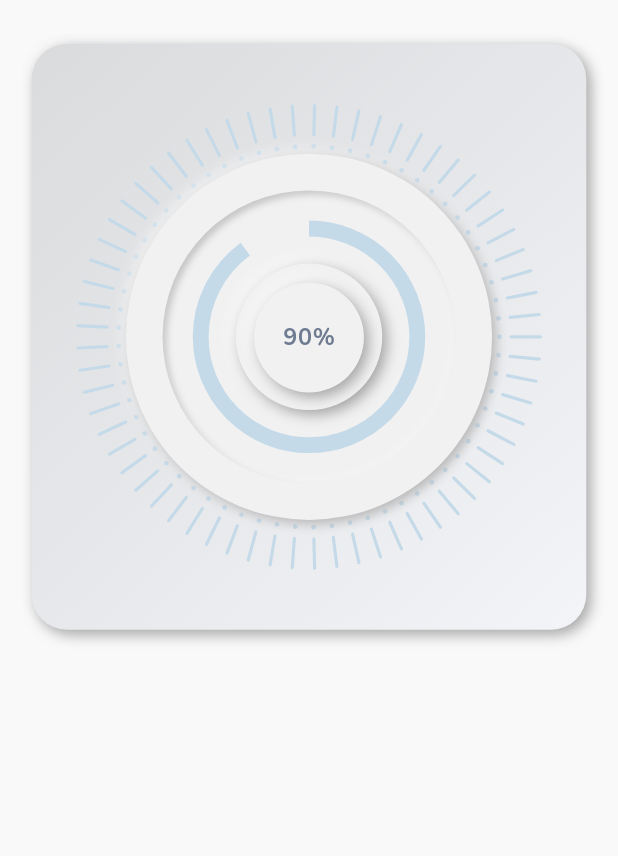
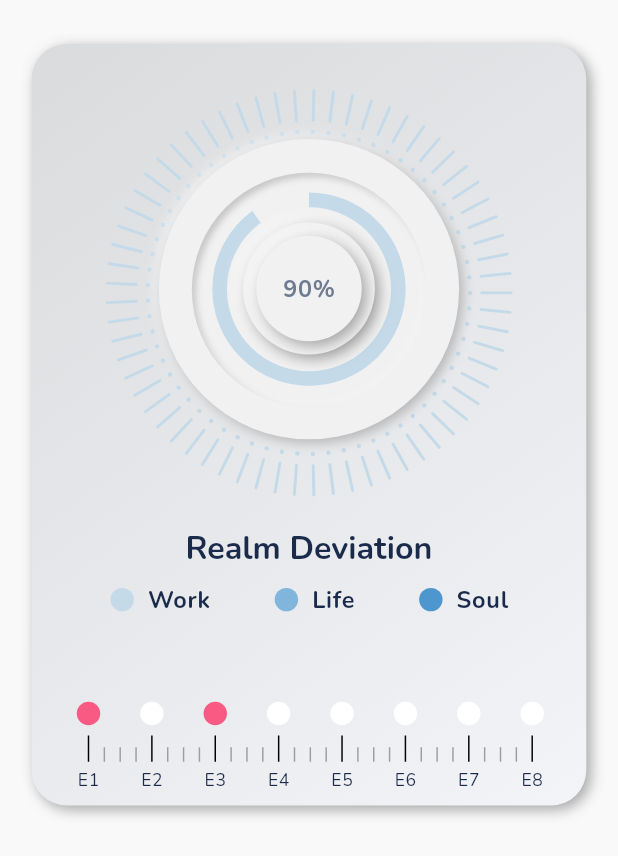
Before and after one commit to iamdanishm/_29035f, a Flutter app: the screen it shows after launch, on a phone screen of 412 x 824 dp. Shown: the top 856 px of the screen. Run offline on Flutter 3.47's test engine with Material 3 defaults, Android fonts, the phone set to English and light mode, and no system bars; our stand-ins replace country_code_picker, flutter_neumorphic_plus, flutter_riverpod, flutter_screenutil, go_router, google_fonts.

```diff
--- a/lib/screens/home/home.dart
+++ b/lib/screens/home/home.dart
@@ -1,5 +1,6 @@
 import 'package:_29035f/providers/animation_provider/progress_notifier.dart';
 import 'package:_29035f/utils/app_colors.dart';
+import 'package:_29035f/utils/widgets/custom_painter/step_ruler.dart';
 import 'package:_29035f/utils/widgets/neu_circular_progress.dart';
 import 'package:flutter_neumorphic_plus/flutter_neumorphic.dart';
 import 'package:flutter_riverpod/flutter_riverpod.dart';
@@ -48,20 +49,112 @@ class _HomeScreenState extends ConsumerState<HomeScreen> {
             crossAxisAlignment: CrossAxisAlignment.center,
             children: [
               SizedBox(
-                height: 400.h,
+                height: 520.h,
                 child: Neumorphic(
                   style: NeumorphicStyle(
                     shape: NeumorphicShape.concave,
                     boxShape: NeumorphicBoxShape.roundRect(
                       BorderRadius.circular(24.r),
                     ),
-                    depth: 6,
+                    depth: 6.r.clamp(2, 6),
                     intensity: 0.6,
                     shadowLightColor: AppColors.lightWhite,
                     lightSource: LightSource.topLeft,
                     color: Color(0xFFF2F3F6),
                   ),
-                  child: NeuCircularProgress(percentage: percentage),
+                  child: Column(
+                    children: [
+                      SizedBox(
+                        height: 330.h,
+                        child: NeuCircularProgress(percentage: percentage),
+                      ),
+                      Text(
+                        "Realm Deviation",
+                        style: Theme.of(context).textTheme.titleLarge,
+                      ),
+
+                      SizedBox(height: 10.h),
+
+                      Row(
+                        mainAxisAlignment: MainAxisAlignment.center,
+                        crossAxisAlignment: CrossAxisAlignment.center,
+                        spacing: 40.w,
+                        children: [
+                          Row(
+                            spacing: 8.w,
+                            children: [
+                              Container(
+                                height: 16.h,
+                                width: 16.w,
+                                decoration: BoxDecoration(
+                                  color: Color(0xFFC5DAE9),
+                                  shape: BoxShape.circle,
+                                ),
+                              ),
+
+                              Text(
+                                "Work",
+                                style: Theme.of(context).textTheme.bodyLarge!
+                                    .copyWith(fontWeight: FontWeight.bold),
+                              ),
+                            ],
+                          ),
+                          Row(
+                            spacing: 8.w,
+                            children: [
+                              Container(
+                                height: 16.h,
+                                width: 16.w,
+                                decoration: BoxDecoration(
+                                  color: Color(0xFF81B5DC),
+                                  shape: BoxShape.circle,
+                                ),
+                              ),
+
+                              Text(
+                                "Life",
+                                style: Theme.of(context).textTheme.bodyLarge!
+                                    .copyWith(fontWeight: FontWeight.bold),
+                              ),
+                            ],
+                          ),
+                          Row(
+                            spacing: 8.w,
+                            children: [
+                              Container(
+                                height: 16.h,
+                                width: 16.w,
+                                decoration: BoxDecoration(
+                                  color: Color(0xFF4E97CE),
+                                  shape: BoxShape.circle,
+                                ),
+                              ),
+
+                              Text(
+                                "Soul",
+                                style: Theme.of(context).textTheme.bodyLarge!
+                                    .copyWith(fontWeight: FontWeight.bold),
+                              ),
+                            ],
+                          ),
+                        ],
+                      ),
+                      SizedBox(height: 40.h),
+
+                      SizedBox(
+                        height: 80.h,
+                        width: double.infinity,
+                        child: CustomPaint(
+                          painter: StepRulerPainter(
+                            totalSteps: 8,
+                            activeSteps: [0, 2],
+                            spacing: 10.w,
+                            context: context,
+                          ),
+                        ),
+                      ),
+                    ],
+                  ),
                 ),
               ),
             ],
--- a/lib/utils/widgets/custom_painter/dotted_ring.dart
+++ b/lib/utils/widgets/custom_painter/dotted_ring.dart
@@ -9,19 +9,19 @@ class DottedRingPainter extends CustomPainter {
   void paint(Canvas canvas, Size size) {
     final center = size.center(Offset.zero);
 
-    final radius = 130.r;
+    final radius = 110.r;
     final gap = 8.h;
     final lineLength = 20.h;
 
     final dotPaint = Paint()
       ..color = AppColors.accentColor
       ..strokeCap = StrokeCap.round
-      ..strokeWidth = 3.w;
+      ..strokeWidth = 3.r;
 
     final linePaint = Paint()
       ..color = AppColors.accentColor
       ..strokeCap = StrokeCap.round
-      ..strokeWidth = 2.w;
+      ..strokeWidth = 2.r;
 
     const totalSegments = 65;
     for (int i = 0; i < totalSegments; i++) {
--- a/lib/utils/widgets/custom_painter/progress_arc.dart
+++ b/lib/utils/widgets/custom_painter/progress_arc.dart
@@ -16,7 +16,7 @@ class ProgressArcPainter extends CustomPainter {
 
     final paint = Paint()
       ..color = AppColors.accentColor
-      ..strokeWidth = 10.w
+      ..strokeWidth = 10.r
       ..style = PaintingStyle.stroke;
 
     double angle = 2 * pi * (percentage / 100);
--- a/lib/utils/widgets/neu_circular_progress.dart
+++ b/lib/utils/widgets/neu_circular_progress.dart
@@ -18,18 +18,18 @@ class NeuCircularProgress extends ConsumerWidget {
       clipBehavior: Clip.none,
       children: [
         Positioned(
-          top: 50.h,
+          top: 70.h,
           child: CustomPaint(
-            size: Size(300.w, 300.h),
+            size: Size(200.w, 200.h),
             painter: DottedRingPainter(),
           ),
         ),
 
         Positioned(
-          top: 75.h,
+          top: 65.h,
           child: SizedBox(
-            width: 250.w,
-            height: 250.h,
+            width: 205.w,
+            height: 205.h,
             child: Neumorphic(
               style: NeumorphicStyle(
                 shape: NeumorphicShape.flat,
@@ -45,10 +45,10 @@ class NeuCircularProgress extends ConsumerWidget {
           ),
         ),
         Positioned(
-          top: 100.h,
+          top: 88.h,
           child: SizedBox(
-            width: 200.w,
-            height: 200.h,
+            width: 160.w,
+            height: 160.h,
             child: Neumorphic(
               style: NeumorphicStyle(
                 shape: NeumorphicShape.flat,
@@ -64,17 +64,17 @@ class NeuCircularProgress extends ConsumerWidget {
           ),
         ),
         Positioned(
-          top: 100.h,
+          top: 85.h,
           child: CustomPaint(
-            size: Size(200.w, 200.h),
+            size: Size(165.w, 165.h),
             painter: ProgressArcPainter(percentage),
           ),
         ),
         Positioned(
-          top: 150.h,
+          top: 122.h,
           child: SizedBox(
-            width: 100.w,
-            height: 100.h,
+            width: 90.w,
+            height: 90.h,
             child: Neumorphic(
               style: NeumorphicStyle(
                 shape: NeumorphicShape.flat,
@@ -90,10 +90,10 @@ class NeuCircularProgress extends ConsumerWidget {
           ),
         ),
         Positioned(
-          top: 163.h,
+          top: 131.h,
           child: SizedBox(
-            width: 75.w,
-            height: 75.h,
+            width: 72.w,
+            height: 72.h,
             child: Neumorphic(
               style: NeumorphicStyle(
                 shape: NeumorphicShape.flat,
@@ -109,9 +109,9 @@ class NeuCircularProgress extends ConsumerWidget {
           ),
         ),
         Positioned(
-          top: 100.h,
+          top: 142.h,
           child: CustomPaint(
-            size: Size(200.w, 200.h),
+            size: Size(50.w, 50.h),
             painter: PercentageTextPainter(percentage, context),
           ),
         ),
```
Also changed, not shown: lib/utils/widgets/custom_painter/step_ruler.dart (added, +86 -0 lines).
